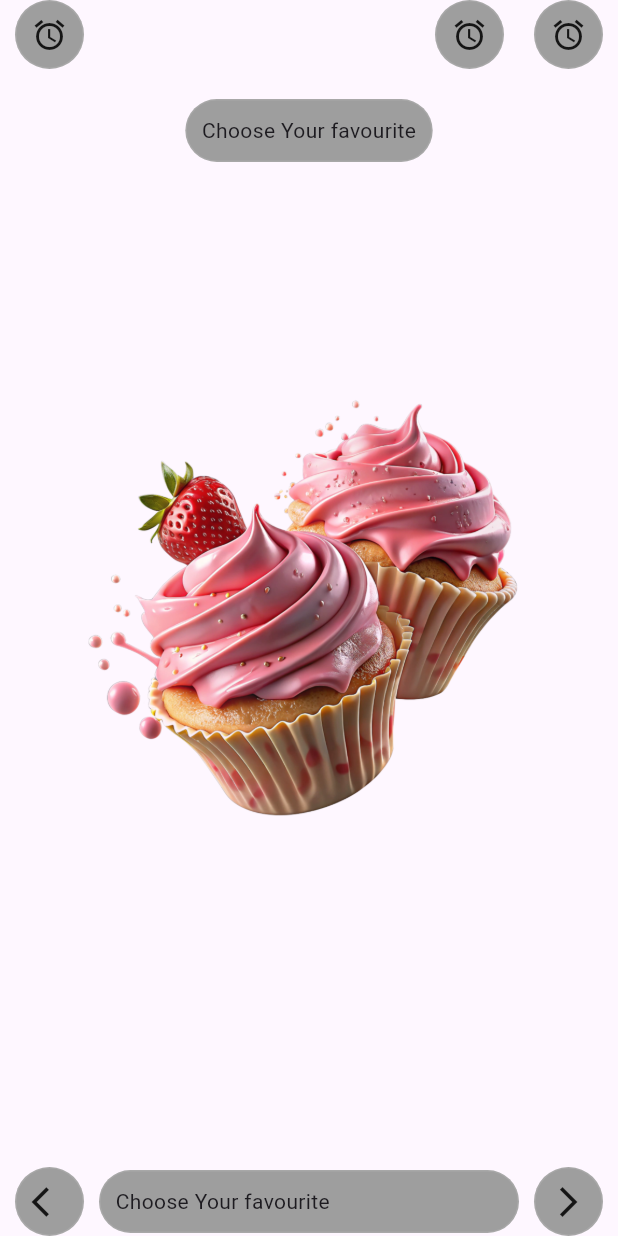
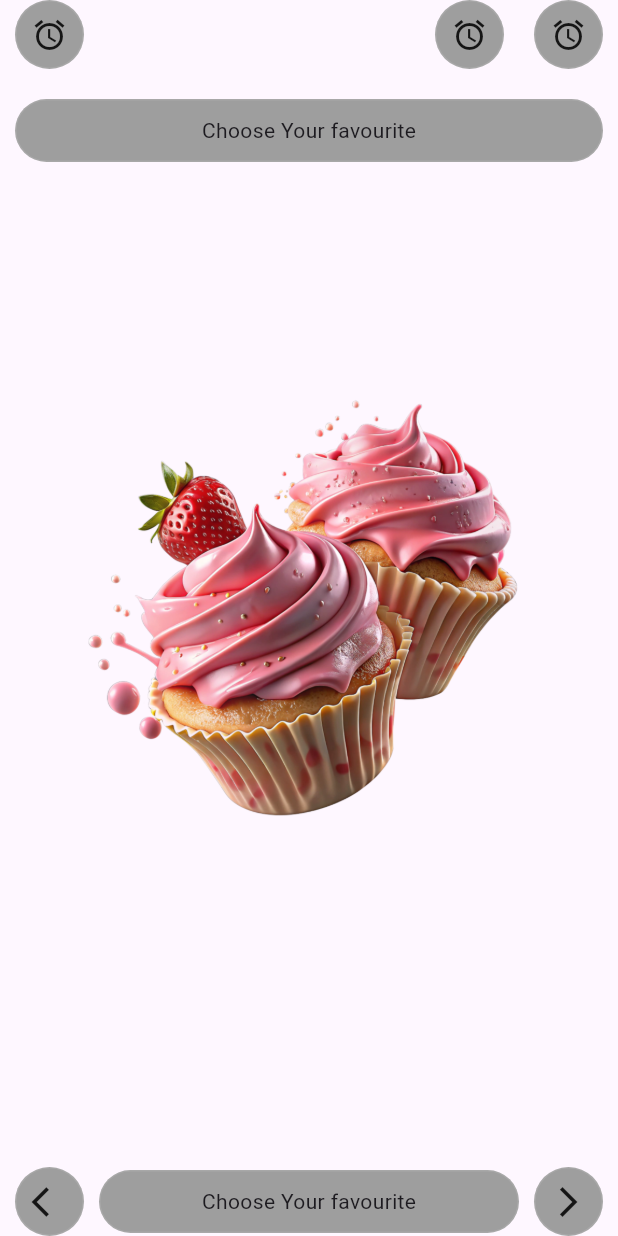
Before and after one commit to JoshuaOzibo/flutter_Animations_challange, a Flutter app: the screen it shows after launch, on a phone screen of 412 x 824 dp. Run offline on Flutter 3.47's test engine with Material 3 defaults, Android fonts, the phone set to English and light mode, and no system bars; our stand-ins replace flutter_svg.

Commit message:
small fix

```diff
--- a/lib/features/challange_two/cake/widgets/cake_button.dart
+++ b/lib/features/challange_two/cake/widgets/cake_button.dart
@@ -13,7 +13,9 @@ class CakeButton extends StatelessWidget {
         borderRadius: BorderRadius.circular(100),
         border: Border.all(width: 1, color: Colors.white10),
       ),
-      child: value,
+      child: Center(
+        child: value,
+      ),
     );
   }
 }
```
Also changed, not shown: lib/features/challange_two/cake/cake_home_page.dart (+8 -7 lines).
